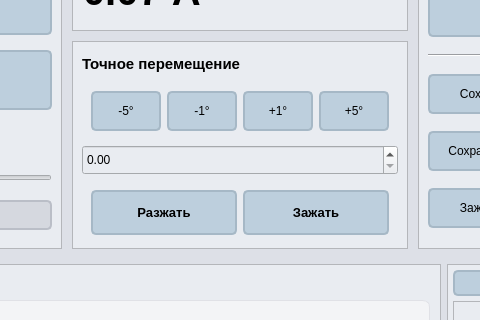
Old version of the form main.ui in the repository petlitsky/rozovproject; both pictures show x 397 to 877 and y 163 to 483 of the 1024 by 600 pixel window.
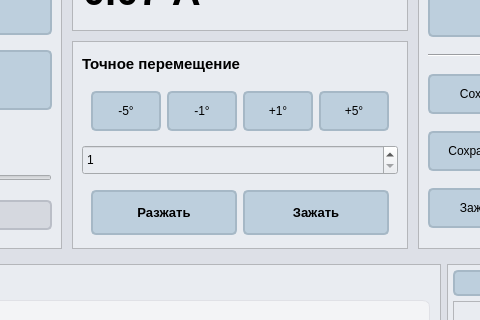
New version of the form. The open tabs and pages were chosen to show the change. Icons and pictures are not drawn. Custom widgets are drawn as their Qt base class.

Patch:
```diff
--- a/main.ui
+++ b/main.ui
@@ -4247,15 +4247,18 @@
                      </widget>
                     </item>
                     <item>
-                     <widget class="QDoubleSpinBox" name="doubleSpinBox_3">
+                     <widget class="QSpinBox" name="exFixPos">
                       <property name="minimumSize">
                        <size>
                         <width>0</width>
                         <height>30</height>
                        </size>
                       </property>
+                      <property name="minimum">
+                       <number>1</number>
+                      </property>
                       <property name="maximum">
-                       <double>300.000000000000000</double>
+                       <number>360</number>
                       </property>
                      </widget>
                     </item>
```
Left out of the diff: 18 changed lines with no effect on the pictures.
